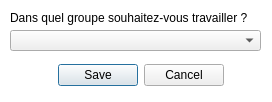
This is FormChoixGroupe_base.ui in IGNF/espace-collaboratif-qgis-plugin as Qt 5 draws it before an edit. The edited form follows.
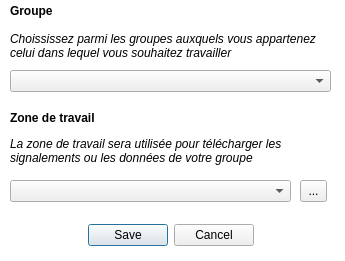
This is the edited form.

Commit message: Modification dialogue Choix du groupe

Patch:
```diff
--- a/FormChoixGroupe_base.ui
+++ b/FormChoixGroupe_base.ui
@@ -6,8 +6,8 @@
    <rect>
     <x>0</x>
     <y>0</y>
-    <width>272</width>
-    <height>102</height>
+    <width>345</width>
+    <height>261</height>
    </rect>
   </property>
   <property name="windowTitle">
@@ -22,8 +22,8 @@
    </property>
    <property name="geometry">
     <rect>
-     <x>40</x>
-     <y>60</y>
+     <x>70</x>
+     <y>220</y>
      <width>201</width>
      <height>31</height>
     </rect>
@@ -42,23 +42,120 @@
    <property name="geometry">
     <rect>
      <x>10</x>
-     <y>10</y>
-     <width>261</width>
-     <height>16</height>
+     <y>20</y>
+     <width>331</width>
+     <height>51</height>
     </rect>
    </property>
+   <property name="font">
+    <font>
+     <italic>true</italic>
+     <underline>false</underline>
+     <strikeout>false</strikeout>
+    </font>
+   </property>
+   <property name="autoFillBackground">
+    <bool>false</bool>
+   </property>
    <property name="text">
-    <string>Dans quel groupe souhaitez-vous travailler ? </string>
+    <string>Choississez parmi les groupes auxquels vous appartenez celui dans lequel vous souhaitez travailler</string>
    </property>
+   <property name="wordWrap">
+    <bool>true</bool>
+   </property>
   </widget>
   <widget class="QComboBox" name="comboBoxGroupe">
    <property name="geometry">
     <rect>
      <x>10</x>
-     <y>30</y>
-     <width>251</width>
+     <y>70</y>
+     <width>321</width>
+     <height>22</height>
+    </rect>
+   </property>
+  </widget>
+  <widget class="QLabel" name="lblGroup">
+   <property name="geometry">
+    <rect>
+     <x>10</x>
+     <y>0</y>
+     <width>61</width>
      <height>21</height>
     </rect>
+   </property>
+   <property name="font">
+    <font>
+     <pointsize>9</pointsize>
+     <weight>75</weight>
+     <bold>true</bold>
+    </font>
+   </property>
+   <property name="text">
+    <string>Groupe</string>
+   </property>
+  </widget>
+  <widget class="QLabel" name="lblWorkZone">
+   <property name="geometry">
+    <rect>
+     <x>10</x>
+     <y>110</y>
+     <width>121</width>
+     <height>16</height>
+    </rect>
+   </property>
+   <property name="font">
+    <font>
+     <pointsize>9</pointsize>
+     <weight>75</weight>
+     <bold>true</bold>
+    </font>
+   </property>
+   <property name="text">
+    <string>Zone de travail</string>
+   </property>
+  </widget>
+  <widget class="QLabel" name="lblWorkZoneComment">
+   <property name="geometry">
+    <rect>
+     <x>10</x>
+     <y>130</y>
+     <width>291</width>
+     <height>41</height>
+    </rect>
+   </property>
+   <property name="font">
+    <font>
+     <italic>true</italic>
+    </font>
+   </property>
+   <property name="text">
+    <string>La zone de travail sera utilisée pour télécharger les signalements ou les données de votre groupe</string>
+   </property>
+   <property name="wordWrap">
+    <bool>true</bool>
+   </property>
+  </widget>
+  <widget class="QComboBox" name="comboBoxWorkZone">
+   <property name="geometry">
+    <rect>
+     <x>10</x>
+     <y>180</y>
+     <width>281</width>
+     <height>22</height>
+    </rect>
+   </property>
+  </widget>
+  <widget class="QToolButton" name="toolButtonShapeFile">
+   <property name="geometry">
+    <rect>
+     <x>300</x>
+     <y>180</y>
+     <width>27</width>
+     <height>22</height>
+    </rect>
+   </property>
+   <property name="text">
+    <string>...</string>
    </property>
   </widget>
  </widget>
```
Left out of the diff: 6 changed lines with no effect on the pictures. The commit also changes 8 other files.
